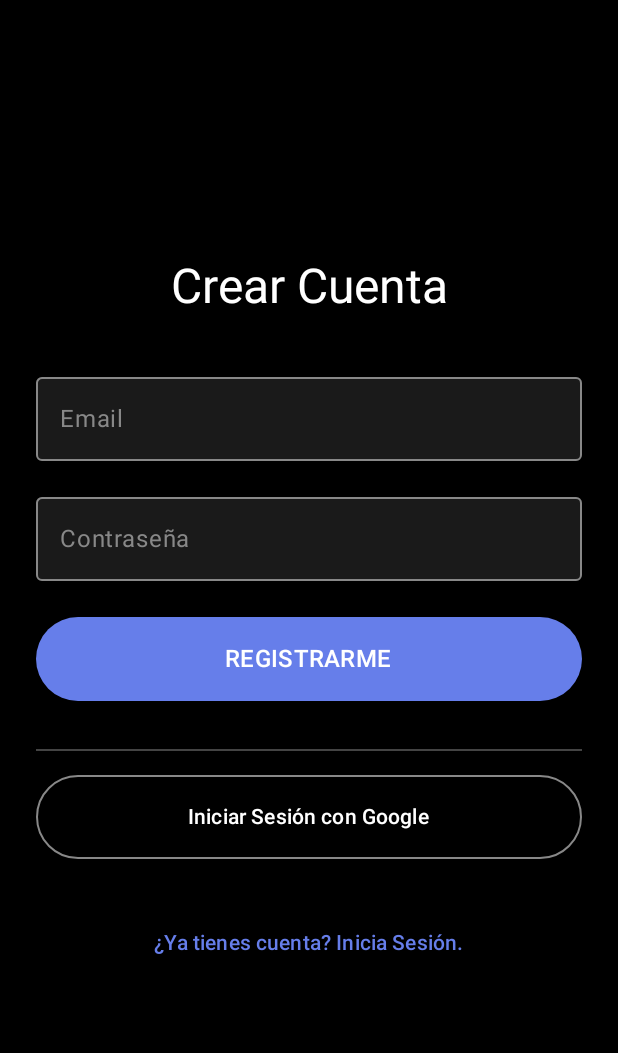
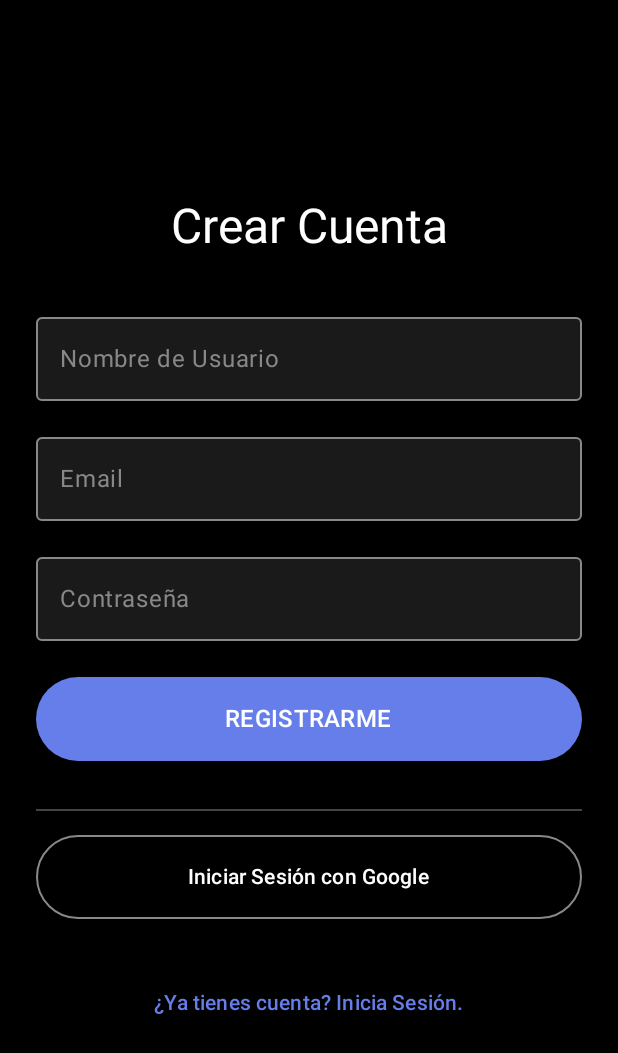
Before and after one commit to JpAboytes/Ratify, an Android app built with Jetpack Compose: the screen it shows after launch (MainActivity), after a tap on "¿No tienes cuenta? Regístrate.", on a phone screen of 412 x 824 dp. Shown: the top 1053 px of the screen. Run offline under Robolectric (Android 15) with nearby library versions, the phone set to English and light mode, and no system bars; our stand-ins replace Firebase (no records; nobody signed in at launch, a user with empty details on screens opened directly); pictures from the network do not load; 2 other taps on this screen came first.

Commit message:
Ajustes compatibilidad
Ajustes para la compatibilidad entre web y android

```diff
--- a/Android/app/src/main/AndroidManifest.xml
+++ b/Android/app/src/main/AndroidManifest.xml
@@ -11,7 +11,8 @@
         android:roundIcon="@mipmap/ic_launcher_round"
         android:usesCleartextTraffic="true"
         android:supportsRtl="true"
-        android:theme="@style/Theme.Ratify">
+        android:theme="@style/Theme.Ratify"
+        >
         <activity
             android:name=".MainActivity"
             android:exported="true"
--- a/Android/app/src/main/java/com/example/ratify/ui/screens/AuthScreen.kt
+++ b/Android/app/src/main/java/com/example/ratify/ui/screens/AuthScreen.kt
@@ -78,7 +78,16 @@ fun AuthScreen(
                 color = Color.White,
                 modifier = Modifier.padding(bottom = 32.dp)
             )
-
+            if (!uiState.isLoginMode) {
+                OutlinedTextField(
+                    value = uiState.userName,
+                    onValueChange = viewModel::setUserName,
+                    label = { Text("Nombre de Usuario") },
+                    keyboardOptions = KeyboardOptions(keyboardType = KeyboardType.Text),
+                    modifier = Modifier.fillMaxWidth().padding(bottom = 16.dp),
+                    colors = getAuthTextFieldColors()
+                )
+            }
             OutlinedTextField(
                 value = uiState.email,
                 onValueChange = viewModel::setEmail,
--- a/Android/app/src/main/java/com/example/ratify/viewmodels/AuthViewModel.kt
+++ b/Android/app/src/main/java/com/example/ratify/viewmodels/AuthViewModel.kt
@@ -60,7 +60,9 @@ class AuthViewModel(
                         _uiState.update { it.copy(isLoading = false, error = "El nombre de usuario no puede estar vacío.") }
                         return@launch
                     }
-                    authHandler.signUp(state.email, state.password)
+                    val userId = authHandler.signUp(state.email, state.password)
+
+                    firestoreHandler.saveUserName(userId, state.userName.trim())
                 }
                 _uiState.update { it.copy(isLoading = false) }
                 onSuccess()
```
Also changed, not shown: Android/app/src/main/java/com/example/ratify/handlers/FireBaseApiHandler.kt (+10 -4 lines), Android/app/src/main/java/com/example/ratify/viewmodels/AlbumViewModel.kt (+7 -2 lines).
